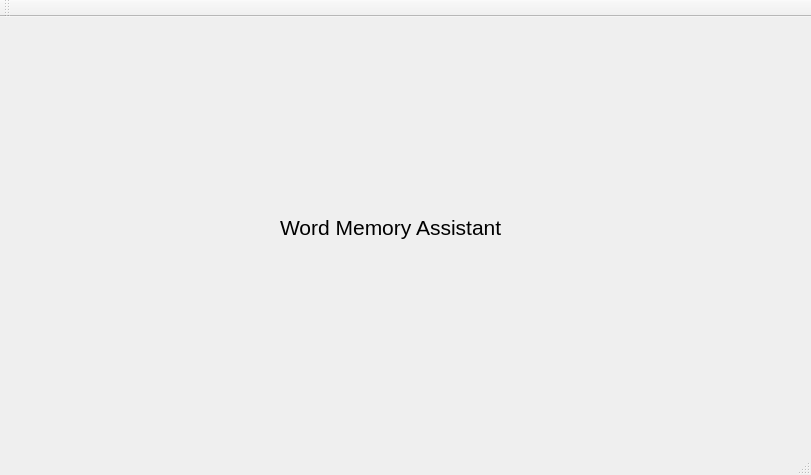
Above: WordText/mainwindow.ui from lizhenjie94/textword before the change. Below: the same form after it.
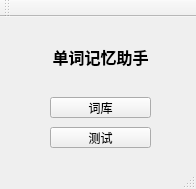
That is the form after the change.

```diff
--- a/WordText/mainwindow.ui
+++ b/WordText/mainwindow.ui
@@ -6,8 +6,8 @@
    <rect>
     <x>0</x>
     <y>0</y>
-    <width>811</width>
-    <height>475</height>
+    <width>196</width>
+    <height>189</height>
    </rect>
   </property>
   <property name="windowTitle">
@@ -17,14 +17,62 @@
    <widget class="QLabel" name="label">
     <property name="geometry">
      <rect>
-      <x>280</x>
-      <y>190</y>
-      <width>241</width>
+      <x>10</x>
+      <y>20</y>
+      <width>181</width>
       <height>41</height>
      </rect>
     </property>
+    <property name="font">
+     <font>
+      <pointsize>12</pointsize>
+      <weight>75</weight>
+      <bold>true</bold>
+     </font>
+    </property>
     <property name="text">
-     <string>&lt;html&gt;&lt;head/&gt;&lt;body&gt;&lt;p&gt;&lt;span style=&quot; font-size:16pt;&quot;&gt;Word Memory Assistant&lt;/span&gt;&lt;/p&gt;&lt;/body&gt;&lt;/html&gt;</string>
+     <string>&lt;html&gt;&lt;head/&gt;&lt;body&gt;&lt;p&gt;单词记忆助手&lt;/p&gt;&lt;/body&gt;&lt;/html&gt;</string>
+    </property>
+    <property name="alignment">
+     <set>Qt::AlignCenter</set>
+    </property>
+   </widget>
+   <widget class="QPushButton" name="btnSolve">
+    <property name="geometry">
+     <rect>
+      <x>50</x>
+      <y>80</y>
+      <width>101</width>
+      <height>21</height>
+     </rect>
+    </property>
+    <property name="font">
+     <font>
+      <family>宋体</family>
+      <pointsize>9</pointsize>
+     </font>
+    </property>
+    <property name="text">
+     <string>词库</string>
+    </property>
+   </widget>
+   <widget class="QPushButton" name="btnAskfornum">
+    <property name="geometry">
+     <rect>
+      <x>50</x>
+      <y>110</y>
+      <width>101</width>
+      <height>21</height>
+     </rect>
+    </property>
+    <property name="font">
+     <font>
+      <family>宋体</family>
+      <pointsize>9</pointsize>
+     </font>
+    </property>
+    <property name="text">
+     <string>测试</string>
     </property>
    </widget>
   </widget>
```
Left out of the diff: 2 changed lines with no effect on the pictures.
